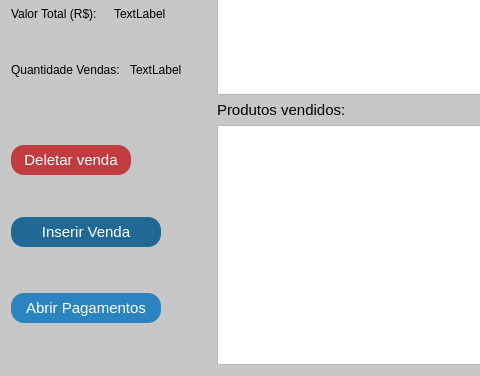
This is vendas.ui in GabR36/QEstoqueLoja as Qt 5 draws it before an edit; both pictures show x 0 to 480 and y 240 to 616 of the 956 by 616 pixel window. The edited form follows.
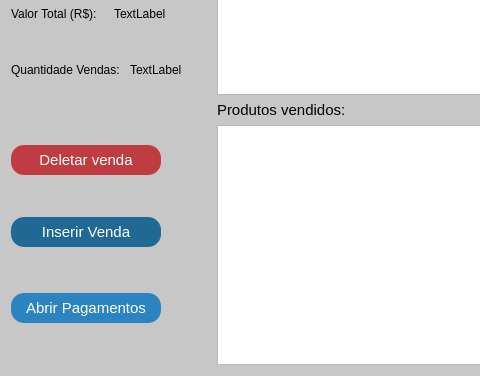
This is the edited form. Icons and pictures are not drawn.

Diff of the .ui file:
```diff
--- a/vendas.ui
+++ b/vendas.ui
@@ -157,7 +157,7 @@
        </property>
        <property name="maximumSize">
         <size>
-         <width>120</width>
+         <width>150</width>
          <height>22</height>
         </size>
        </property>
```
